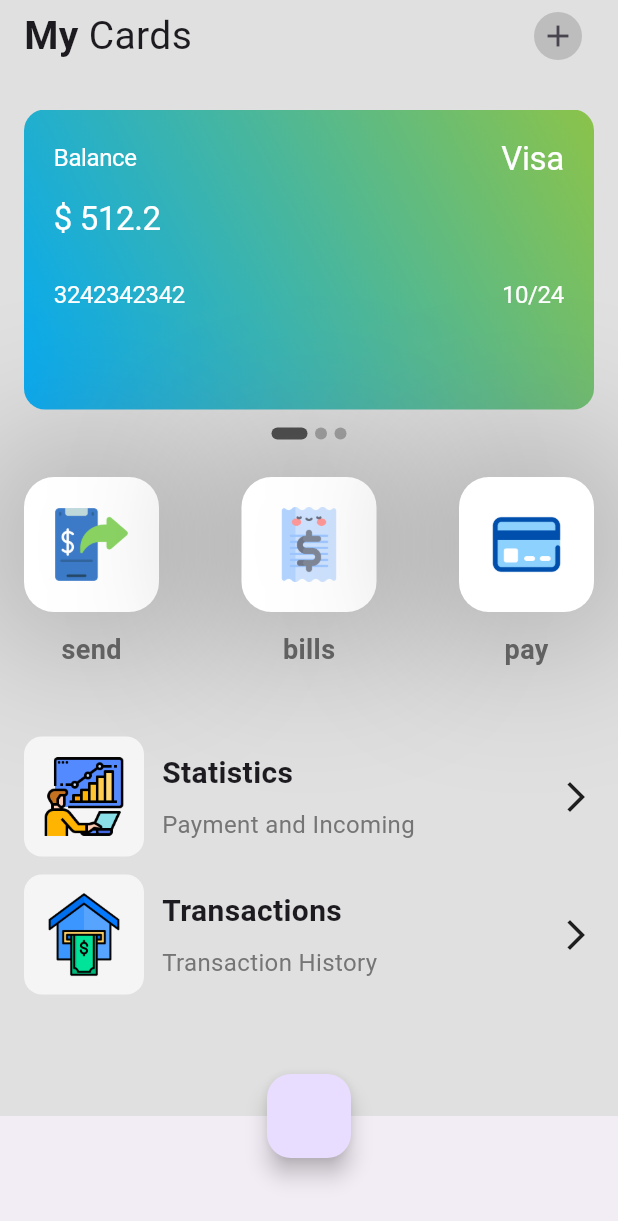
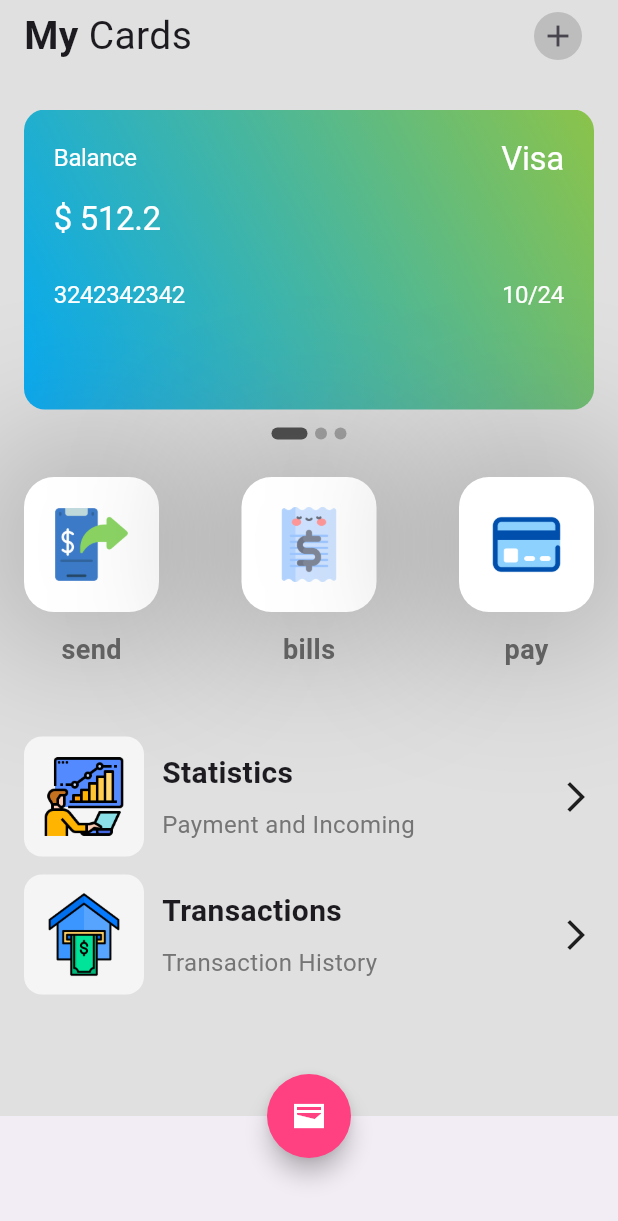
Before and after one commit to songhee24/wallet-app-ui, a Flutter app: the screen it shows after launch, on a phone screen of 412 x 824 dp. Shown: the top 1221 px of the screen. Run offline on Flutter 3.47's test engine with Material 2 defaults, Android fonts, the light colour scheme and no system bars; drawn by our look-alikes of smooth_page_indicator.

Commit message:
floating bottom in center

```diff
--- a/lib/src/screens/home_screen.dart
+++ b/lib/src/screens/home_screen.dart
@@ -170,7 +170,13 @@ class _HomeScreenState extends State<HomeScreen> {
       ),
       bottomNavigationBar: BottomAppBar(),
       floatingActionButton: FloatingActionButton(
+        backgroundColor: Colors.pinkAccent,
+        shape: const CircleBorder(),
         onPressed: () {},
+        child: const Icon(
+          Icons.wallet_sharp,
+          color: Colors.white,
+        ),
       ),
       floatingActionButtonLocation: FloatingActionButtonLocation.centerDocked,
     );
```
